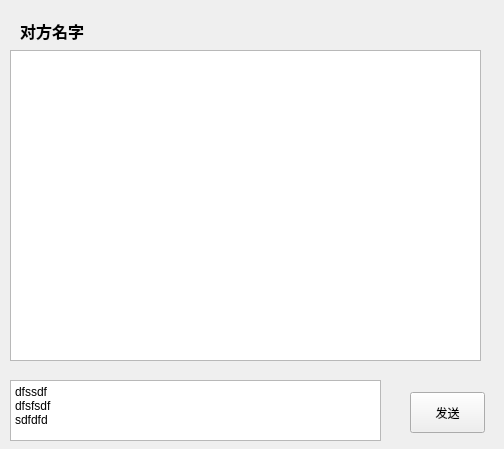
Qt form client/project/ui/chatwindow.ui (face2wind/rabbitChat) before a commit.
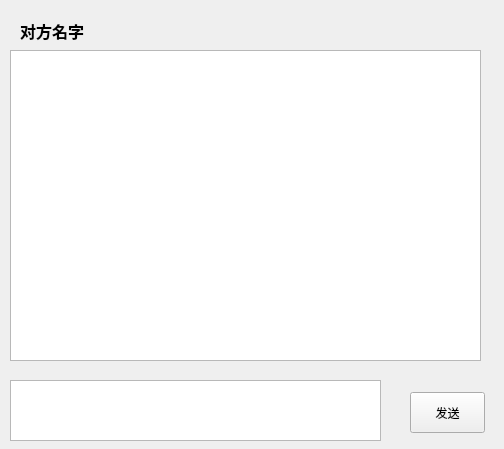
The same form after that commit.

Diff of the .ui file:
```diff
--- a/client/project/ui/chatwindow.ui
+++ b/client/project/ui/chatwindow.ui
@@ -51,9 +51,7 @@
 &lt;html&gt;&lt;head&gt;&lt;meta name=&quot;qrichtext&quot; content=&quot;1&quot; /&gt;&lt;style type=&quot;text/css&quot;&gt;
 p, li { white-space: pre-wrap; }
 &lt;/style&gt;&lt;/head&gt;&lt;body style=&quot; font-family:'SimSun'; font-size:9pt; font-weight:400; font-style:normal;&quot;&gt;
-&lt;p style=&quot; margin-top:0px; margin-bottom:0px; margin-left:0px; margin-right:0px; -qt-block-indent:0; text-indent:0px;&quot;&gt;dfssdf&lt;/p&gt;
-&lt;p style=&quot; margin-top:0px; margin-bottom:0px; margin-left:0px; margin-right:0px; -qt-block-indent:0; text-indent:0px;&quot;&gt;dfsfsdf&lt;/p&gt;
-&lt;p style=&quot; margin-top:0px; margin-bottom:0px; margin-left:0px; margin-right:0px; -qt-block-indent:0; text-indent:0px;&quot;&gt;sdfdfd&lt;/p&gt;&lt;/body&gt;&lt;/html&gt;</string>
+&lt;p style=&quot;-qt-paragraph-type:empty; margin-top:0px; margin-bottom:0px; margin-left:0px; margin-right:0px; -qt-block-indent:0; text-indent:0px;&quot;&gt;&lt;br /&gt;&lt;/p&gt;&lt;/body&gt;&lt;/html&gt;</string>
     </property>
    </widget>
    <widget class="QLabel" name="user_name_label">
```
